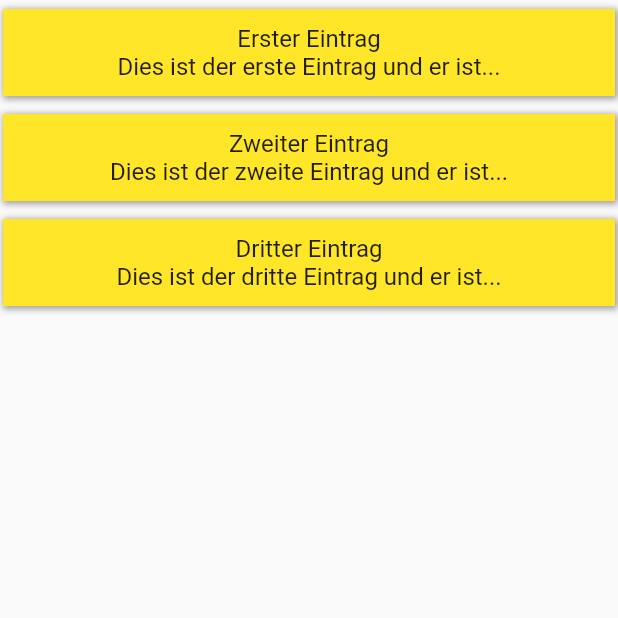
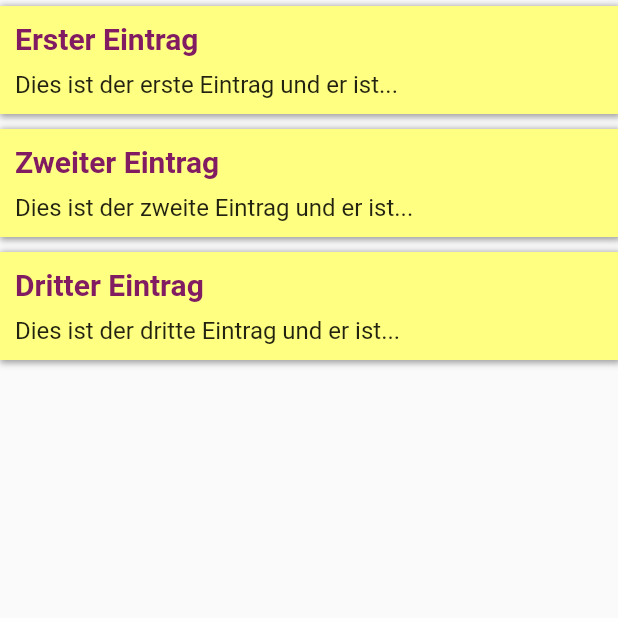
Before and after one commit to grundeinkommensbuero/app, a Flutter app: the FAQ screen opened directly, on a phone screen of 412 x 824 dp, the top half of it. Run offline on Flutter 3.47's test engine with Material 2 defaults, Android fonts, the phone set to English and light mode, and no system bars; our stand-ins replace date_format, flutter_map, jiffy, latlong, permission_handler, shared_preferences; missing offline and left inert: calendarro, http_server, user_location; accounts and stored records are empty; statements that could not run were skipped.

Commit message:
FAQ-Seite #68 - Öffnen/Schließen-Funktion

```diff
--- a/sammel_app/lib/routes/FAQ.dart
+++ b/sammel_app/lib/routes/FAQ.dart
@@ -12,13 +12,22 @@ class FAQ extends StatefulWidget {
 }
 
 class FAQState extends State<FAQ> {
+  int opened;
+
   @override
   Widget build(BuildContext context) {
     return Scaffold(
         body: ListView.builder(
             itemCount: HelpService.helps.length,
-            itemBuilder: (BuildContext context, int index) =>
-                HelpTile(HelpService.helps[index], extended: false)));
+            itemBuilder: (BuildContext context, int index) => InkWell(
+                onTap: () => setState(() {
+                      if (opened == index)
+                        opened = null;
+                      else
+                        opened = index;
+                    }),
+                child: HelpTile(HelpService.helps[index],
+                    extended: opened == index))));
   }
 }
 
@@ -32,18 +41,32 @@ class HelpTile extends StatelessWidget {
   @override
   Widget build(BuildContext context) {
     return ListTile(
-      contentPadding: EdgeInsets.all(2.0),
+      contentPadding: EdgeInsets.only(bottom: 2.0),
       title: Container(
         padding: EdgeInsets.all(10.0),
-        decoration: BoxDecoration(color: DweTheme.yellowLight, boxShadow: [
+        decoration: BoxDecoration(
+            color: extended ? DweTheme.yellowLight : DweTheme.yellowBright,
+            boxShadow: [
               BoxShadow(
                   color: Colors.grey,
                   offset: Offset(1.0, 1.0),
                   blurRadius: 3.0,
                   spreadRadius: 1.0)
             ]),
-        child: Column(children: [
-          Text(help.title),
+        child: Column(
+          crossAxisAlignment: CrossAxisAlignment.start,
+            children: [
+          Text(
+            help.title,
+            style: TextStyle(
+                color: DweTheme.purple,
+                fontWeight: FontWeight.bold,
+                fontSize: 20.0),
+            textAlign: TextAlign.start,
+          ),
+          SizedBox(
+            height: 10.0,
+          ),
           extended ? help.content : help.shortContent
         ]),
       ),
--- a/sammel_app/lib/services/HelpService.dart
+++ b/sammel_app/lib/services/HelpService.dart
@@ -12,8 +12,10 @@ class HelpService {
         Text('Dies ist der zweite Eintrag und er ist noch besser'),
         Text('Dies ist der zweite Eintrag und er ist...'),
         ['Tag']),
-    Help(3, 'Dritter Eintrag',
-        Text('Dies ist der dritte Eintrag und er ist der beste'),
+    Help(3, 'Dritter Eintrag    ',
+        Column(children: [
+          Text('Dies ist der dritte Eintrag und er ist der beste. Außerdem hat er ein Bild:'),
+          Image.asset('assets/images/dwe.png')]),
         Text('Dies ist der dritte Eintrag und er ist...'), ['Tag2'])
   ];
 }
```
Also changed, not shown: 1 other file. Lines whose indentation alone changed are shown as unchanged.
